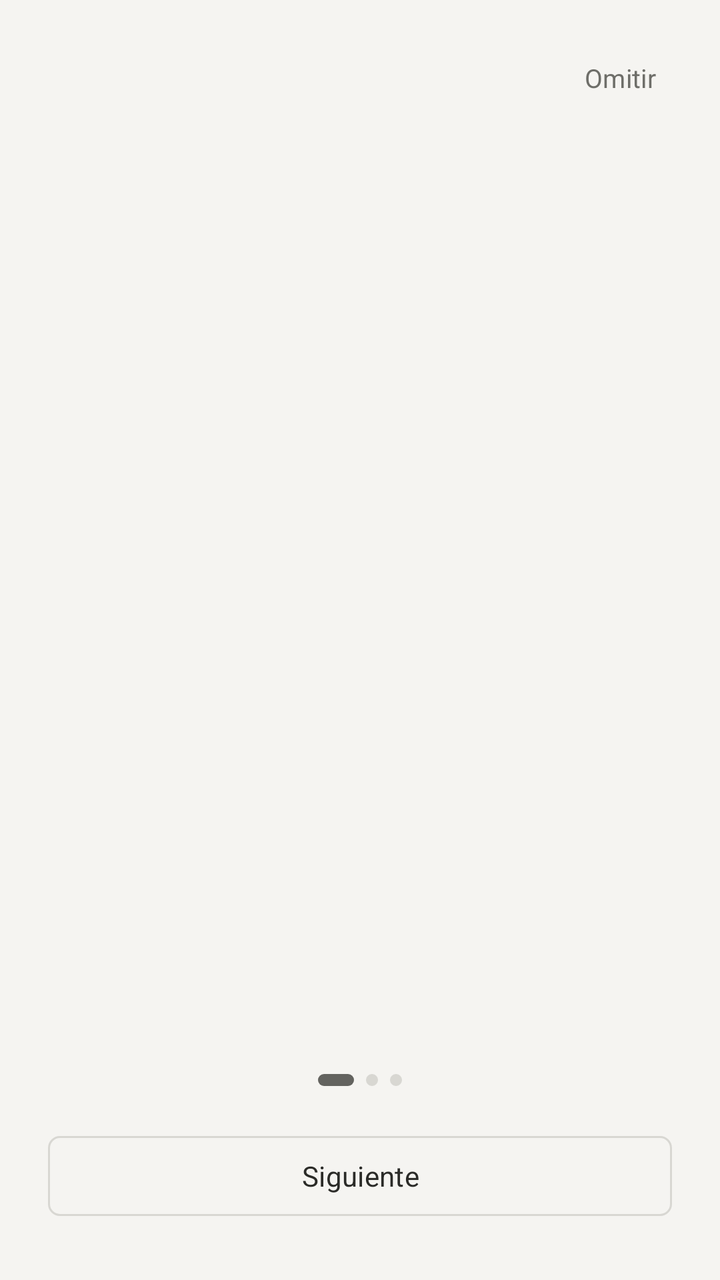
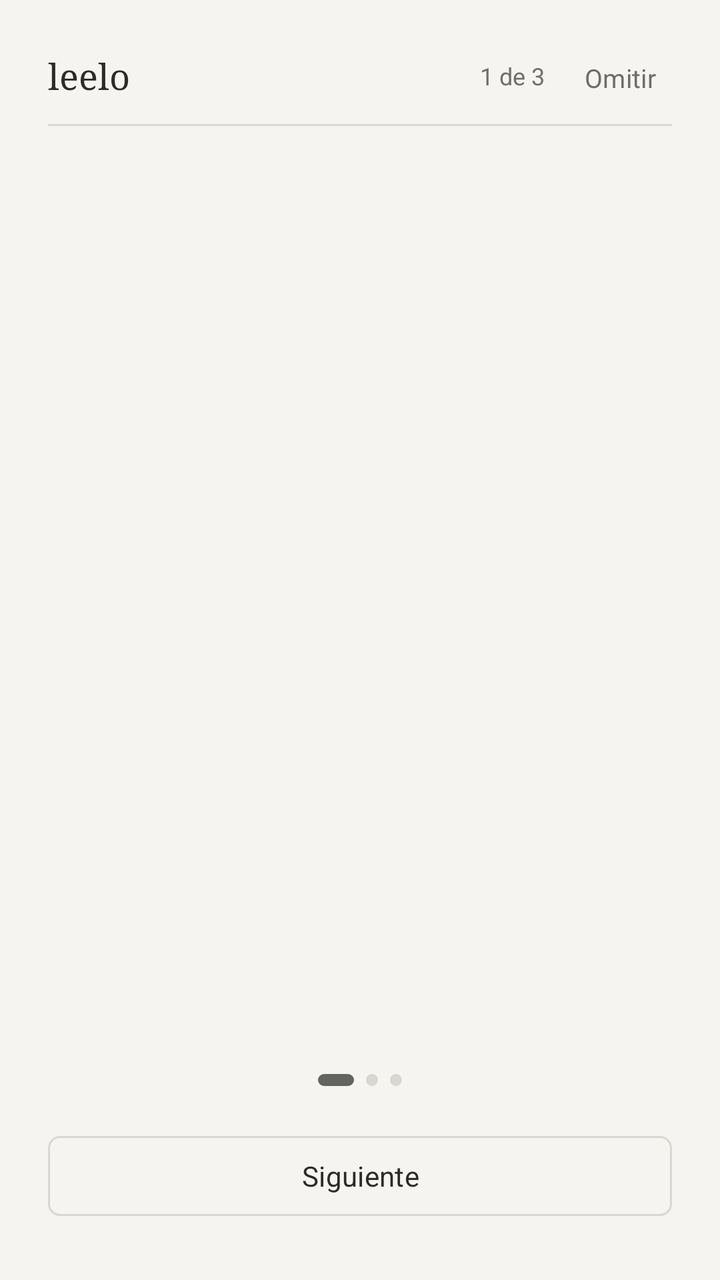

Two renders of the same Android screen: before a commit and after it. Below are the layout's source before the change and the commit's diff.
<!-- AndroidManifest.xml: activity theme Theme.Leelo.NoActionBar -->
<!-- res/layout/activity_onboarding.xml -->
<?xml version="1.0" encoding="utf-8"?>
<LinearLayout xmlns:android="http://schemas.android.com/apk/res/android"
    android:layout_width="match_parent"
    android:layout_height="match_parent"
    android:background="@color/paper"
    android:orientation="vertical"
    android:paddingStart="24dp"
    android:paddingTop="20dp"
    android:paddingEnd="24dp"
    android:paddingBottom="28dp">

    <FrameLayout
        android:layout_width="match_parent"
        android:layout_height="36dp">

        <com.google.android.material.button.MaterialButton
            android:id="@+id/skipButton"
            style="@style/Widget.Leelo.TextButton"
            android:layout_width="wrap_content"
            android:layout_height="36dp"
            android:layout_gravity="end"
            android:minWidth="0dp"
            android:paddingStart="8dp"
            android:paddingEnd="8dp"
            android:text="Omitir"
            android:textSize="13sp" />
    </FrameLayout>

    <FrameLayout
        android:id="@+id/pageContainer"
        android:layout_width="match_parent"
        android:layout_height="0dp"
        android:layout_weight="1" />

    <LinearLayout
        android:id="@+id/dotsContainer"
        android:layout_width="match_parent"
        android:layout_height="24dp"
        android:gravity="center"
        android:orientation="horizontal">

        <View
            android:id="@+id/dot1"
            android:layout_width="18dp"
            android:layout_height="6dp"
            android:layout_marginEnd="6dp"
            android:background="@drawable/onboarding_dot_selected" />

        <View
            android:id="@+id/dot2"
            android:layout_width="6dp"
            android:layout_height="6dp"
            android:layout_marginEnd="6dp"
            android:background="@drawable/onboarding_dot" />

        <View
            android:id="@+id/dot3"
            android:layout_width="6dp"
            android:layout_height="6dp"
            android:background="@drawable/onboarding_dot" />
    </LinearLayout>

    <com.google.android.material.button.MaterialButton
        android:id="@+id/nextButton"
        style="@style/Widget.Leelo.OutlinedButton"
        android:layout_width="match_parent"
        android:layout_height="48dp"
        android:layout_marginTop="12dp"
        android:text="Siguiente"
        android:textSize="14sp" />

</LinearLayout>
<!-- resources referenced by this layout -->
<resources>
  <color name="paper">#FFF5F4F1</color>
  <!-- drawable onboarding_dot (drawable) -->
  <?xml version="1.0" encoding="utf-8"?>
  <shape xmlns:android="http://schemas.android.com/apk/res/android"
      android:shape="rectangle">
      <solid android:color="?attr/colorOutline" />
      <corners android:radius="3dp" />
      <size android:width="6dp" android:height="6dp" />
  </shape>
  <!-- drawable onboarding_dot_selected (drawable) -->
  <?xml version="1.0" encoding="utf-8"?>
  <shape xmlns:android="http://schemas.android.com/apk/res/android"
      android:shape="rectangle">
      <solid android:color="?attr/colorPrimary" />
      <corners android:radius="3dp" />
      <size android:width="18dp" android:height="6dp" />
  </shape>
  <style name="Widget.Leelo.OutlinedButton" parent="Widget.Material3.Button.OutlinedButton">
          <item name="cornerRadius">6dp</item>
          <item name="strokeWidth">1dp</item>
          <item name="strokeColor">?attr/colorOutline</item>
          <item name="backgroundTint">@android:color/transparent</item>
          <item name="android:textColor">?attr/colorOnSurface</item>
          <item name="android:textAllCaps">false</item>
          <item name="iconTint">?attr/colorOnSurface</item>
          <item name="android:stateListAnimator">@null</item>
      </style>
  <style name="Widget.Leelo.TextButton" parent="Widget.Material3.Button.TextButton">
          <item name="cornerRadius">6dp</item>
          <item name="backgroundTint">@android:color/transparent</item>
          <item name="android:textColor">?attr/colorOnSurfaceVariant</item>
          <item name="android:textAllCaps">false</item>
          <item name="android:stateListAnimator">@null</item>
      </style>
  <style name="Theme.Leelo.NoActionBar" parent="Theme.Leelo">
          <item name="windowActionBar">false</item>
          <item name="windowNoTitle">true</item>
      </style>
  <style name="Theme.Leelo" parent="Base.Theme.Leelo" />
  <style name="Base.Theme.Leelo" parent="Theme.Material3.DayNight.NoActionBar">
          <item name="colorPrimary">@color/accent</item>
          <item name="colorOnPrimary">@color/accent_on</item>
          <item name="colorSecondary">@color/accent</item>
          <item name="colorOnSecondary">@color/accent_on</item>
  
          <item name="android:colorBackground">@color/paper</item>
          <item name="colorOnBackground">@color/ink</item>
          <item name="colorSurface">@color/paper</item>
          <item name="colorOnSurface">@color/ink</item>
          <item name="colorSurfaceVariant">@color/paper</item>
          <item name="colorOnSurfaceVariant">@color/ink_muted</item>
          <item name="colorOutline">@color/line</item>
          <item name="colorOutlineVariant">@color/line</item>
          <item name="colorPrimaryContainer">@color/paper</item>
          <item name="colorSecondaryContainer">@color/paper</item>
  
          <item name="android:statusBarColor">@color/paper</item>
          <item name="android:windowLightStatusBar" tools:targetApi="m">true</item>
          <item name="android:navigationBarColor">@color/paper</item>
          <item name="android:windowBackground">@color/paper</item>
  
          <item name="android:fontFamily">sans-serif</item>
      </style>
  <color name="accent">#FF63635F</color>
  <color name="accent_on">#FFF5F4F1</color>
  <color name="ink">#FF2B2B28</color>
  <color name="ink_muted">#FF6E6E69</color>
  <color name="line">#FFD8D7D2</color>
</resources>

<!-- the commit's change to res/layout/activity_onboarding.xml (unified diff, before → after) -->
@@ -9,22 +9,47 @@
     android:paddingEnd="24dp"
     android:paddingBottom="28dp">
 
-    <FrameLayout
+    <LinearLayout
         android:layout_width="match_parent"
-        android:layout_height="36dp">
+        android:layout_height="36dp"
+        android:gravity="center_vertical"
+        android:orientation="horizontal">
+
+        <TextView
+            android:layout_width="0dp"
+            android:layout_height="wrap_content"
+            android:layout_weight="1"
+            android:fontFamily="serif"
+            android:text="leelo"
+            android:textColor="?attr/colorOnSurface"
+            android:textSize="18sp" />
+
+        <TextView
+            android:id="@+id/pageIndicator"
+            android:layout_width="wrap_content"
+            android:layout_height="wrap_content"
+            android:layout_marginEnd="12dp"
+            android:text="1 de 3"
+            android:textColor="?attr/colorOnSurfaceVariant"
+            android:textSize="12sp" />
 
         <com.google.android.material.button.MaterialButton
             android:id="@+id/skipButton"
             style="@style/Widget.Leelo.TextButton"
             android:layout_width="wrap_content"
             android:layout_height="36dp"
-            android:layout_gravity="end"
             android:minWidth="0dp"
             android:paddingStart="8dp"
             android:paddingEnd="8dp"
             android:text="Omitir"
             android:textSize="13sp" />
-    </FrameLayout>
+    </LinearLayout>
+
+    <View
+        android:layout_width="match_parent"
+        android:layout_height="1dp"
+        android:layout_marginTop="6dp"
+        android:background="?attr/colorOutline" />
 
     <FrameLayout
         android:id="@+id/pageContainer"
